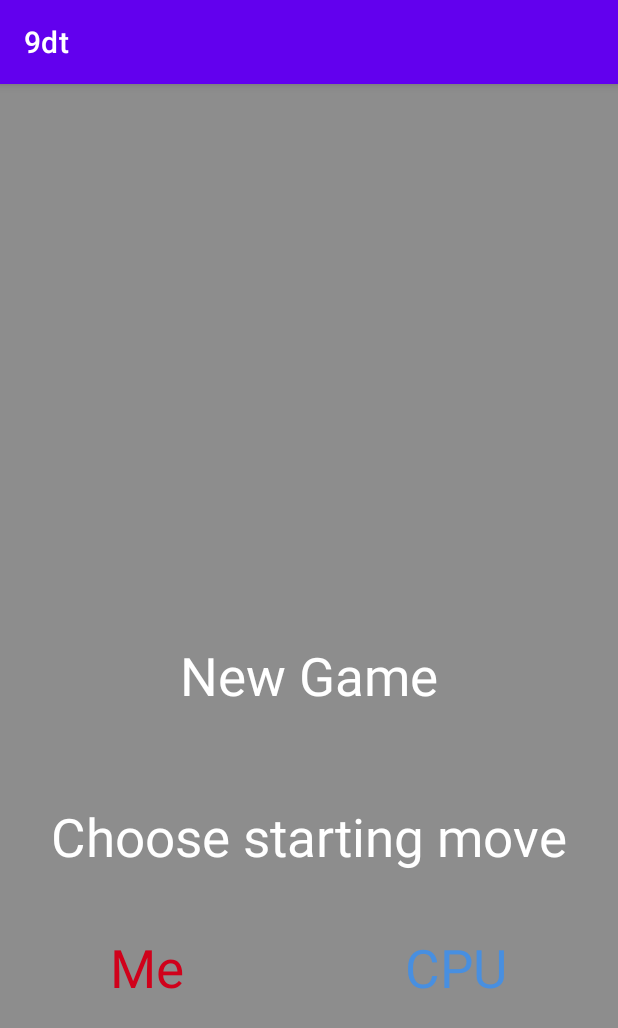
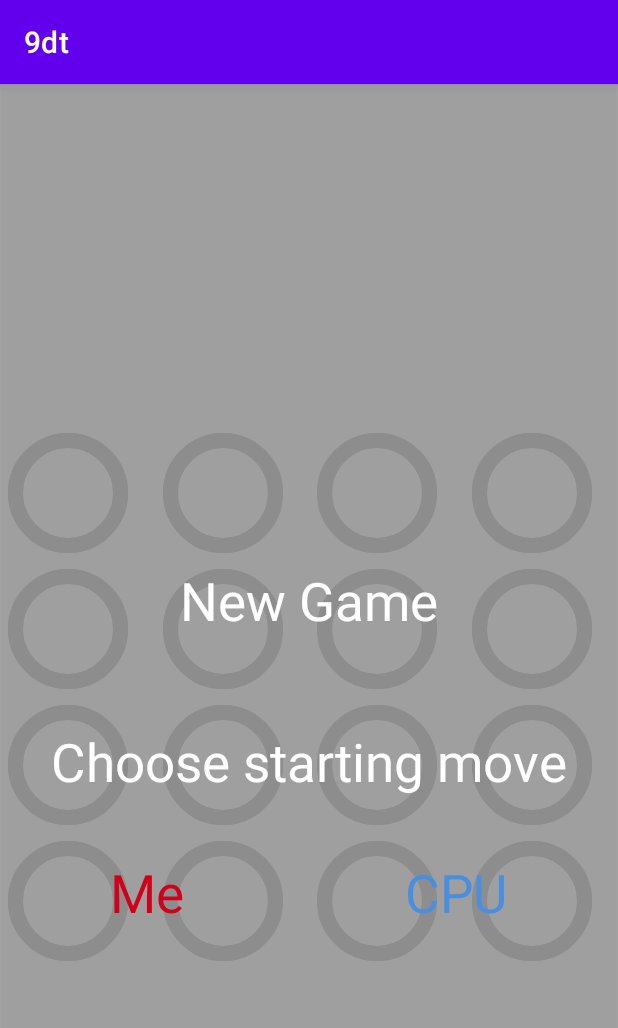
Before and after one commit to james-murphy-dev/9dt, an Android app: the screen it shows after launch (MainActivity), on a phone screen of 412 x 824 dp. Shown: the top 1028 px of the screen. Run offline under Robolectric (Android 15) with nearby library versions, the phone set to English and light mode, and no system bars; 1 statement that could not run was skipped.

Commit message:
game board resets properly

```diff
--- a/app/src/main/java/com/jmurphy/a9dt/GameBoardColumnAdapter.kt
+++ b/app/src/main/java/com/jmurphy/a9dt/GameBoardColumnAdapter.kt
@@ -35,6 +35,11 @@ class GameBoardColumnAdapter(val column: Int, val height: Int): RecyclerView.Ada
             holder.emptyBackground.visibility = View.INVISIBLE
             holder.playerBackground.visibility = View.VISIBLE
         }
+        else{
+            holder.playerBackground.visibility = View.INVISIBLE
+            holder.cpuBackground.visibility = View.INVISIBLE
+            holder.emptyBackground.visibility = View.VISIBLE
+        }
 
     }
 
@@ -52,7 +57,8 @@ class GameBoardColumnAdapter(val column: Int, val height: Int): RecyclerView.Ada
     }
 
     fun clearColumn() {
-        values = createColumn()
+        values.clear()
+        values.addAll(createColumn())
         notifyDataSetChanged()
     }
 }
--- a/app/src/main/java/com/jmurphy/a9dt/MainActivity.kt
+++ b/app/src/main/java/com/jmurphy/a9dt/MainActivity.kt
@@ -87,12 +87,6 @@ class MainActivity : AppCompatActivity() {
         val col2 = gameBoard.findViewById<RecyclerView>(R.id.col_2_rv)
         val col3 = gameBoard.findViewById<RecyclerView>(R.id.col_3_rv)
         val col4 = gameBoard.findViewById<RecyclerView>(R.id.column_4)
-
-        col1Btn = findViewById(R.id.col_1_btn)
-        col2Btn = findViewById(R.id.col_2_btn)
-        col3Btn = findViewById(R.id.col_3_btn)
-        col4Btn = findViewById(R.id.col_4_btn)
-
         val columns: List<RecyclerView> = listOf(col1, col2, col3, col4)
 
         val height = applicationContext.getString(R.string.default_height)
@@ -109,15 +103,17 @@ class MainActivity : AppCompatActivity() {
             val columnBtn = viewGroup.getChildAt(1)
 
             columnBtn.setOnClickListener{
-                val row = adapter.getFilledRows()
-                val player = viewModel.getPlayer()
-                val gamePiece = GamePiece(row, index, player)
 
-                dropGamePiece(gamePiece, adapter)
+                if (adapter.getFilledRows()!=adapter.height){
+                    val row = adapter.getFilledRows()
+                    val player = viewModel.getPlayer()
+                    val gamePiece = GamePiece(row, index, player)
 
-                gameBoard.isEnabled = false
+                    dropGamePiece(gamePiece, adapter)
+
+                    gameBoard.isEnabled = false
+                }
             }
-
             adapters.add(adapter)
         }
 
@@ -125,21 +121,19 @@ class MainActivity : AppCompatActivity() {
     }
 
     private fun resetGameBoard(startingPlayer: Player){
-        adapters.forEach{ it.clearColumn() }
-
-        viewModel.restartGame(startingPlayer)
+        adapters.forEach{
+            it.clearColumn()
+        }
 
         background.visibility = View.GONE
         newGameScreen.visibility = View.GONE
 
+        viewModel.restartGame(startingPlayer)
     }
 
     private fun dropGamePiece(piece: GamePiece, adapter: GameBoardColumnAdapter) {
         adapter.addPiece(piece)
         viewModel.addPiece(piece)
-        if (gameBoardFilled()){
-
-        }
         gameBoard.isEnabled = true
     }
 
--- a/app/src/main/res/layout/activity_main.xml
+++ b/app/src/main/res/layout/activity_main.xml
@@ -9,11 +9,12 @@
     <androidx.constraintlayout.widget.ConstraintLayout
         android:id="@+id/text_background"
         android:elevation="2dp"
-        android:background="#8d8d8d"
+        android:background="#BF8d8d8d"
         app:layout_constraintTop_toTopOf="parent"
         app:layout_constraintStart_toStartOf="parent"
         app:layout_constraintEnd_toEndOf="parent"
         app:layout_constraintBottom_toBottomOf="parent"
+        android:paddingBottom="100dp"
         android:layout_width="match_parent"
         android:layout_height="match_parent">
 
```
